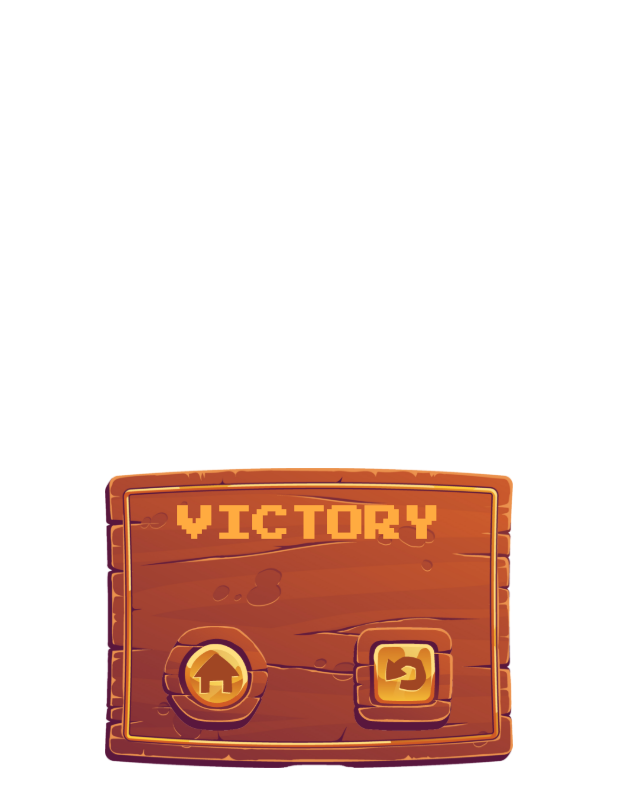
After one commit to Mansur5835/flame_mario_game, a Flutter app: the Victory screen opened directly, on a phone screen of 412 x 824 dp. The commit adds this screen. Shown: the top 807 px of the screen. Run offline on Flutter 3.47's test engine with Material 2 defaults, Android fonts, the light colour scheme and no system bars; our stand-ins replace lottie; missing offline and left inert: flame; project files that could hold a hidden picture were left out.

Commit message:
mario victory added

```diff
--- a/lib/game/gift_animation.dart
+++ b/lib/game/gift_animation.dart
@@ -1,5 +1,4 @@
 import 'dart:math';
-
 import 'package:flame/assets.dart';
 import 'package:flame/components.dart';
 import 'package:flame/sprite.dart';
--- a/lib/screens/game_page.dart
+++ b/lib/screens/game_page.dart
@@ -1,5 +1,6 @@
 import 'package:flame/flame.dart';
 import 'package:flame/game.dart';
+import 'package:flame_game_mario/views/victory.dart';
 import 'package:flutter/material.dart';
 
 import '../constants/enums.dart';
@@ -28,6 +29,9 @@ class GamePage extends StatelessWidget {
             overlayBuilderMap: {
               "game_over": (context, MarioGame mario) {
                 return GameOverWidget();
+              },
+              "victory": (context, MarioGame mario) {
+                return Victory();
               },
             }),
         Container(
--- /dev/null
+++ b/lib/views/victory.dart
@@ -0,0 +1,84 @@
+import 'dart:io';
+
+import 'package:flame_game_mario/screens/game_page.dart';
+import 'package:flutter/material.dart';
+
+// ignore: must_be_immutable
+class Victory extends StatelessWidget {
+  Victory({Key? key}) : super(key: key);
+  final style = TextStyle(
+      color: Colors.orangeAccent,
+      fontFamily: "Rubik",
+      fontSize: 25,
+      fontWeight: FontWeight.bold);
+
+  double backButton = 70;
+  double reButton = 70;
+
+  @override
+  Widget build(BuildContext context) {
+    return Scaffold(
+        backgroundColor: Colors.white.withOpacity(0.1),
+        body: Center(
+          child: Container(
+              width: 300,
+              height: 200,
+              padding: EdgeInsets.all(25),
+              decoration: BoxDecoration(
+                  image: DecorationImage(
+                      image: AssetImage("assets/buttons/dialog-board.png"))),
+              child: Column(
+                mainAxisAlignment: MainAxisAlignment.spaceBetween,
+                children: [
+                  Text(
+                    "VICTORY",
+                    style: style,
+                  ),
+                  StatefulBuilder(
+                    builder: (context, setState) => Row(
+                      mainAxisAlignment: MainAxisAlignment.spaceEvenly,
+                      children: [
+                        Expanded(
+                          child: GestureDetector(
+                            onTap: () {
+                              setState(() => {backButton = 70});
+                              exit(0);
+                            },
+                            onTapDown: (d) {
+                              setState(() => {backButton = 65});
+                            },
+                            child: Image.asset(
+                              "assets/buttons/back.png",
+                              width: backButton,
+                              height: backButton,
+                            ),
+                          ),
+                        ),
+                        Expanded(
+                          child: GestureDetector(
+                            onTap: () {
+                              setState(() => {reButton = 70});
+
+                              Navigator.pushReplacement(context,
+                                  MaterialPageRoute(builder: (c) {
+                                return GamePage();
+                              }));
+                            },
+                            onTapDown: (d) {
+                              setState(() => {reButton = 65});
+                            },
+                            child: Image.asset(
+                              "assets/buttons/restart.png",
+                              width: reButton,
+                              height: reButton,
+                            ),
+                          ),
+                        ),
+                      ],
+                    ),
+                  )
+                ],
+              )),
+        ));
+  }
+}
```
Also changed, not shown: lib/game/mario.dart (+8 -0 lines), lib/game/mario_game.dart (+16 -0 lines), lib/game/tower.dart (added, +21 -0 lines), assets/images/tower.png (added).
